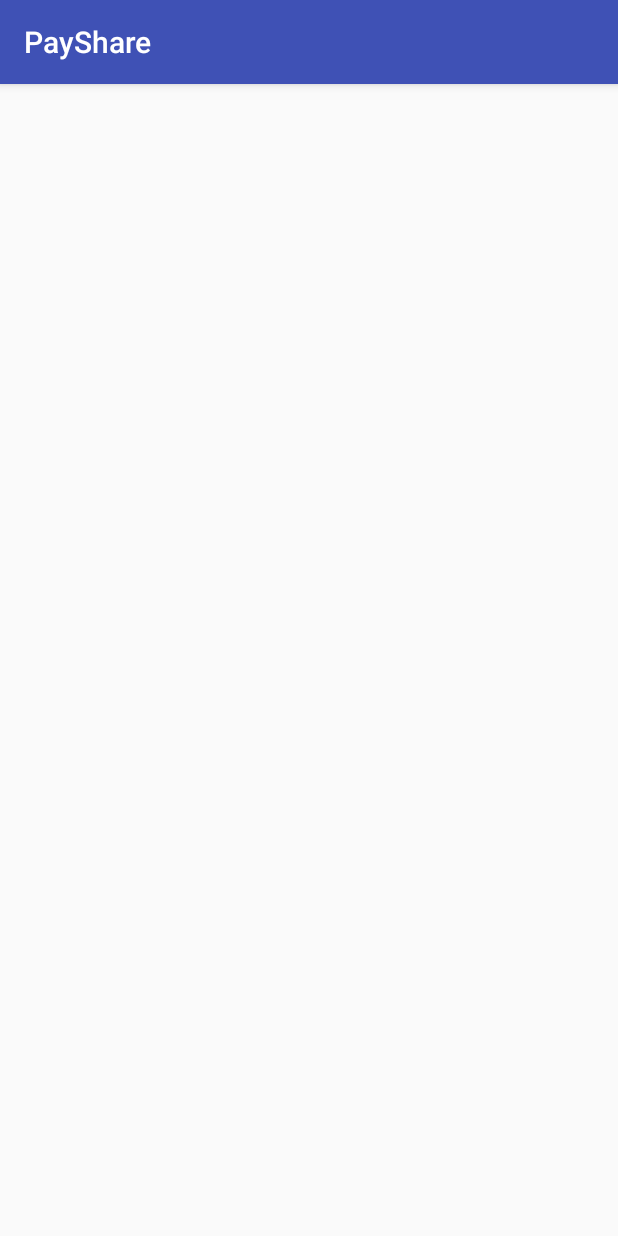
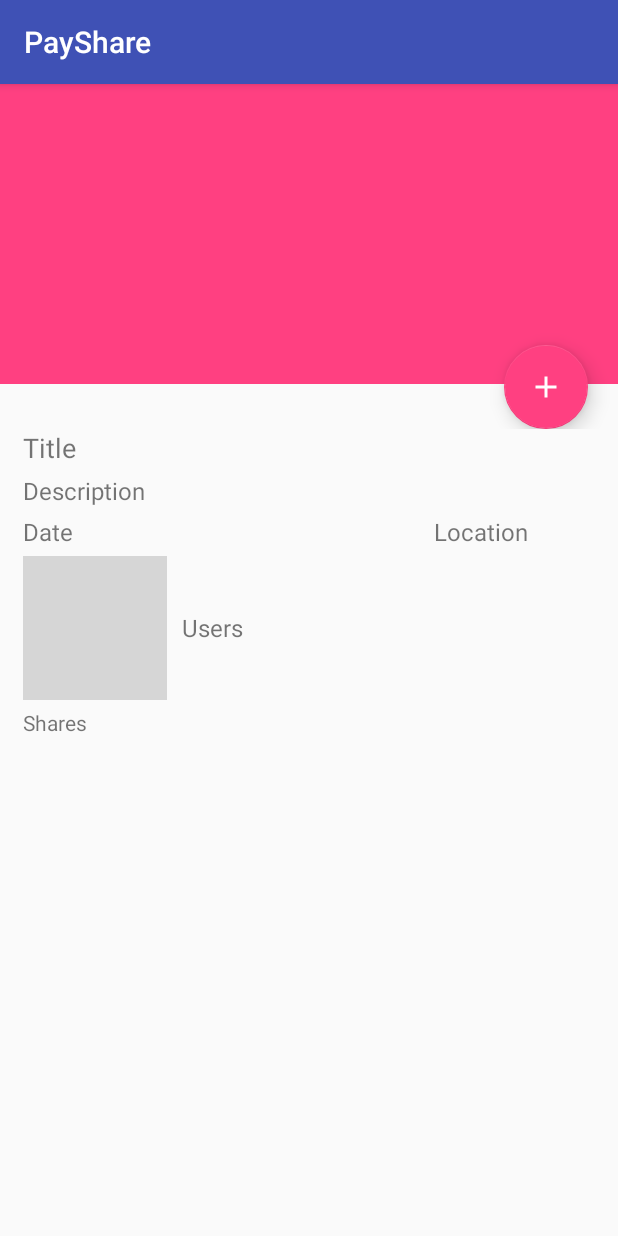
Before and after one commit to Ben-Wu/PayShare, an Android app: the EventActivity screen opened directly, with no data from a screen before it, on a phone screen of 412 x 824 dp. Run offline under Robolectric (Android 15) with nearby library versions, the phone set to English and light mode, and no system bars; network calls fail; grey boxes are pictures that could not be loaded.

Commit message:
event activity layout

```diff
--- a/app/build.gradle
+++ b/app/build.gradle
@@ -23,6 +23,7 @@ dependencies {
     compile fileTree(dir: 'libs', include: ['*.jar'])
     testCompile 'junit:junit:4.12'
     compile 'com.android.support:appcompat-v7:23.1.1'
+    compile 'com.android.support:design:23.1.1'
 
     compile 'com.squareup.okhttp3:okhttp:3.0.1'
 }
--- a/app/src/main/java/pennapps2016/payshare/ui/EventActivity.java
+++ b/app/src/main/java/pennapps2016/payshare/ui/EventActivity.java
@@ -4,7 +4,7 @@ import android.os.Bundle;
 import android.support.v7.app.AppCompatActivity;
 
 import pennapps2016.payshare.R;
-import pennapps2016.payshare.ui.Models.Event;
+import pennapps2016.payshare.models.Event;
 
 /**
  * Created by BenWu on 2016-01-22.
--- a/app/src/main/res/layout/activity_event.xml
+++ b/app/src/main/res/layout/activity_event.xml
@@ -1,6 +1,104 @@
 <?xml version="1.0" encoding="utf-8"?>
-<LinearLayout xmlns:android="http://schemas.android.com/apk/res/android"
+<LinearLayout
+    xmlns:android="http://schemas.android.com/apk/res/android"
+    xmlns:app="http://schemas.android.com/apk/res-auto"
     android:orientation="vertical" android:layout_width="match_parent"
     android:layout_height="match_parent">
 
+    <RelativeLayout
+        android:layout_width="match_parent"
+        android:layout_height="230dp">
+
+        <ImageView
+            android:id="@+id/event_image"
+            android:layout_width="match_parent"
+            android:layout_height="200dp"
+            android:src="@color/colorAccent"
+            android:layout_marginBottom="30dp"/>
+
+        <android.support.design.widget.FloatingActionButton
+            android:id="@+id/add_share"
+            android:layout_height="60dp"
+            android:layout_width="60dp"
+            android:src="@drawable/ic_add_white_24dp"
+            app:elevation="8dp"
+            android:layout_marginRight="20dp"
+            android:layout_alignParentBottom="true"
+            android:layout_alignParentRight="true"
+            android:layout_alignParentEnd="true" />
+
+    </RelativeLayout>
+
+    <TextView
+        android:text="Title"
+        android:textSize="18sp"
+        android:layout_width="match_parent"
+        android:layout_height="wrap_content"
+        android:layout_marginLeft="15dp"
+        android:layout_marginBottom="5dp" />
+
+    <TextView
+        android:text="Description"
+        android:textSize="16sp"
+        android:layout_width="match_parent"
+        android:layout_height="wrap_content"
+        android:layout_marginLeft="15dp"
+        android:layout_marginBottom="5dp"/>
+
+    <RelativeLayout
+        android:layout_width="match_parent"
+        android:layout_height="wrap_content"
+        android:layout_marginLeft="15dp"
+        android:layout_marginRight="60dp"
+        android:layout_marginBottom="5dp">
+
+        <TextView
+            android:text="Date"
+            android:textSize="16sp"
+            android:layout_width="wrap_content"
+            android:layout_height="wrap_content" />
+
+        <TextView
+            android:text="Location"
+            android:textSize="16sp"
+            android:layout_width="wrap_content"
+            android:layout_height="wrap_content"
+            android:layout_alignParentRight="true"/>
+
+    </RelativeLayout>
+
+    <LinearLayout
+        android:id="@+id/event_users"
+        android:layout_width="match_parent"
+        android:layout_height="wrap_content"
+        android:layout_marginLeft="15dp"
+        android:layout_marginBottom="5dp">
+
+        <ImageView
+            android:layout_width="wrap_content"
+            android:layout_height="wrap_content"
+            android:src="@drawable/ic_people_blue_a200_24dp"/>
+
+        <TextView
+            android:text="Users"
+            android:textSize="16sp"
+            android:layout_width="wrap_content"
+            android:layout_height="wrap_content"
+            android:layout_marginLeft="10dp"
+            android:layout_gravity="center"/>
+
+    </LinearLayout>
+
+    <TextView
+        android:text="Shares"
+        android:layout_width="wrap_content"
+        android:layout_height="wrap_content"
+        android:layout_marginLeft="15dp"/>
+
+    <ListView
+        android:id="@+id/shares_list"
+        android:layout_margin="10dp"
+        android:layout_width="match_parent"
+        android:layout_height="match_parent"/>
+
 </LinearLayout>
```
Also changed, not shown: app/src/main/res/drawable-hdpi/ic_add_white_24dp.png (added), app/src/main/res/drawable-hdpi/ic_person_add_white_24dp.png (added), app/src/main/res/drawable-mdpi/ic_add_white_24dp.png (added), app/src/main/res/drawable-mdpi/ic_person_add_white_24dp.png (added), app/src/main/res/drawable-xhdpi/ic_add_white_24dp.png (added), app/src/main/res/drawable-xhdpi/ic_person_add_white_24dp.png (added), app/src/main/res/drawable-xxhdpi/ic_add_white_24dp.png (added), app/src/main/res/drawable-xxhdpi/ic_person_add_white_24dp.png (added), app/src/main/res/drawable-xxxhdpi/ic_add_white_24dp.png (added), app/src/main/res/drawable-xxxhdpi/ic_person_add_white_24dp.png (added).
